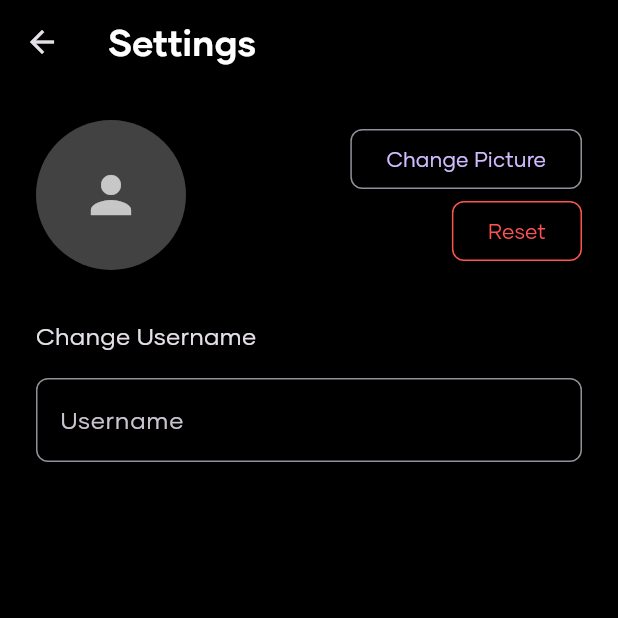
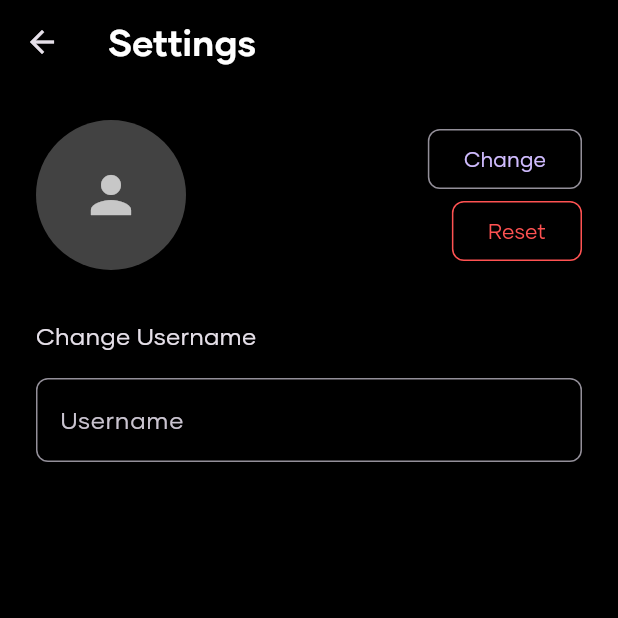
Before and after one commit to LoggingNewMemory/InterKnot, a Flutter app: the SettingsPage screen opened directly, after a tap on "Reset", on a phone screen of 412 x 824 dp, the top half of it. Run offline on Flutter 3.47's test engine with Material 3 defaults, Android fonts, the phone set to English and light mode, and no system bars; our stand-ins replace font_awesome_flutter, image_picker, shared_preferences; missing offline and left inert: flutter_inappwebview; accounts and stored records are empty.

Commit message:
everyone knows they gonna change their PFP dawg

```diff
--- a/interknot/lib/settings.dart
+++ b/interknot/lib/settings.dart
@@ -133,7 +133,7 @@ class _SettingsPageState extends State<SettingsPage> {
                             borderRadius: BorderRadius.circular(8.0),
                           ),
                         ),
-                        child: const Text('Change Picture'),
+                        child: const Text('Change'),
                       ),
                       OutlinedButton(
                         onPressed: _resetImage,
```
